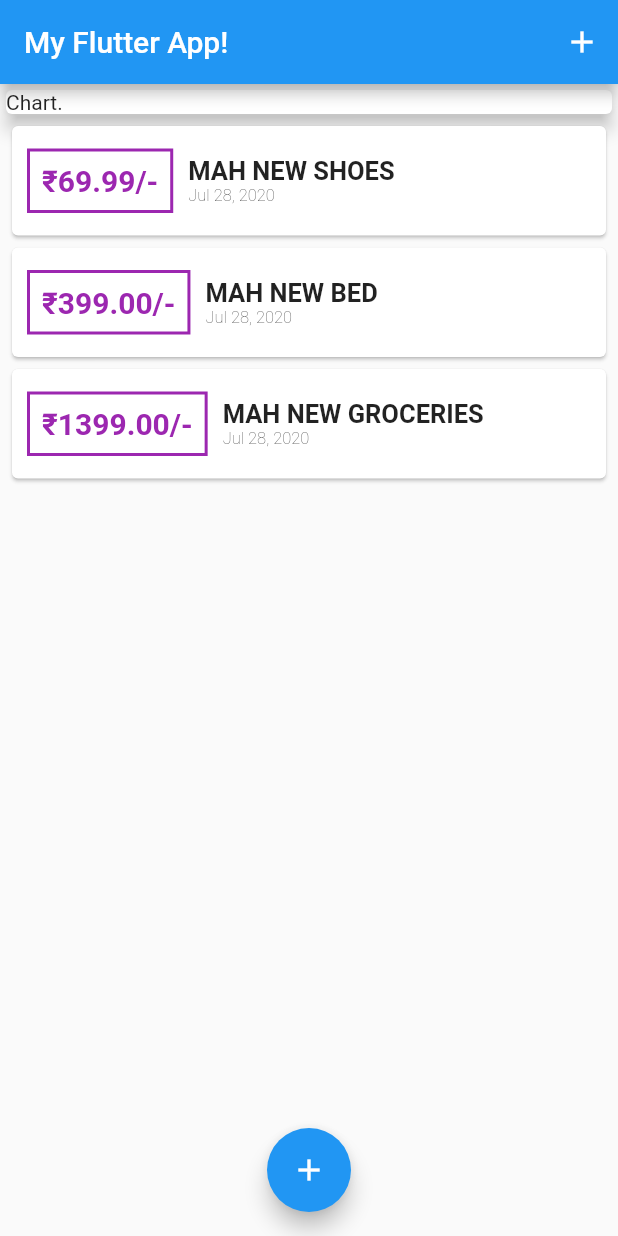
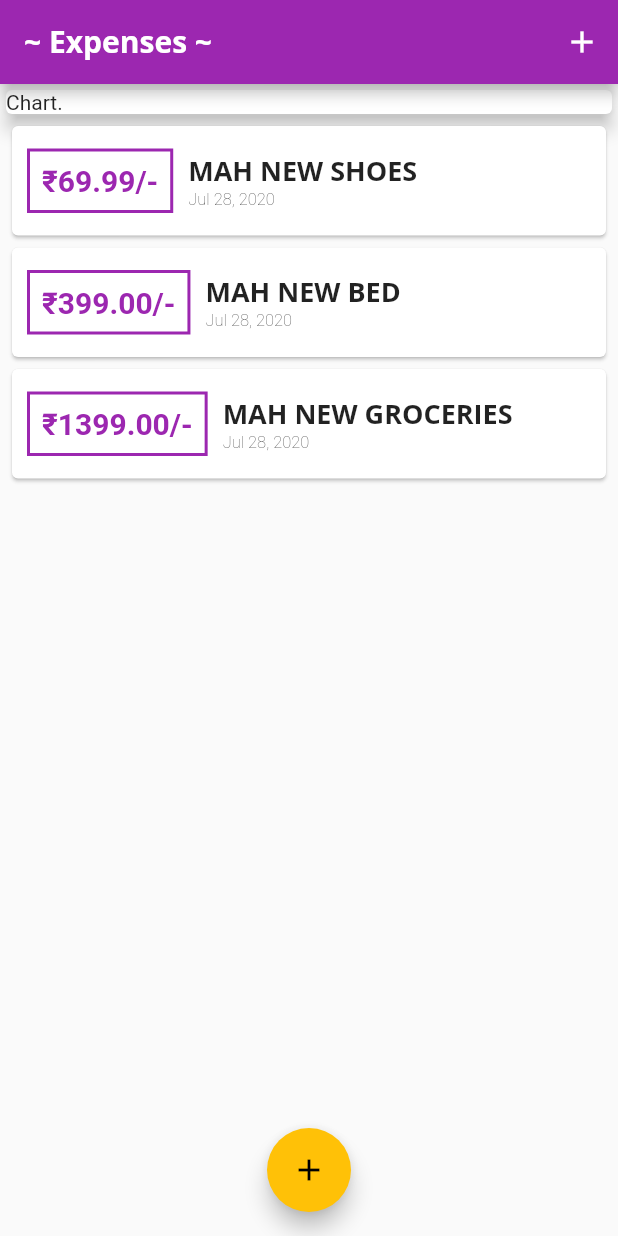
Before and after one commit to bh0mbalziyad/crispy-pancake, a Flutter app: the screen it shows after launch, on a phone screen of 412 x 824 dp. Run offline on Flutter 3.47's test engine with Material 2 defaults, Android fonts, the phone set to English and light mode, and no system bars.

Commit message:
Finished with adding custom fonts

```diff
--- a/lib/main.dart
+++ b/lib/main.dart
@@ -60,6 +60,25 @@ class _MyHomePageState extends State<MyHomePage> {
   @override
   Widget build(BuildContext context) {
     return MaterialApp(
+      title: 'My Flutter App!',
+      theme: ThemeData(
+        primarySwatch: Colors.purple,
+        accentColor: Colors.amber,
+        fontFamily: 'Quicksand',
+        textTheme: ThemeData.light().textTheme.copyWith(
+              title: TextStyle(
+                  fontFamily: 'OpenSans',
+                  fontSize: 18,
+                  fontWeight: FontWeight.bold),
+            ),
+        appBarTheme: AppBarTheme(
+            textTheme: ThemeData.light().textTheme.copyWith(
+                    title: TextStyle(
+                  fontFamily: 'OpenSans',
+                  fontWeight: FontWeight.bold,
+                  fontSize: 20,
+                ))),
+      ),
       home: Scaffold(
         appBar: AppBar(
           actions: [
@@ -69,7 +88,7 @@ class _MyHomePageState extends State<MyHomePage> {
               onPressed: () => _bringUpModal(context),
             )
           ],
-          title: Text('My Flutter App!'),
+          title: Text('~ Expenses ~'),
         ),
         body: SingleChildScrollView(
           child: Column(
--- a/lib/widgets/transaction_list.dart
+++ b/lib/widgets/transaction_list.dart
@@ -24,7 +24,7 @@ class TransactionList extends StatelessWidget {
                     padding: EdgeInsets.all(8),
                     decoration: BoxDecoration(
                         border: Border.all(
-                            color: Colors.purple,
+                            color: Theme.of(context).primaryColor,
                             width: 2,
                             style: BorderStyle.solid)),
                     child: Text(
@@ -32,7 +32,7 @@ class TransactionList extends StatelessWidget {
                       style: TextStyle(
                         fontWeight: FontWeight.bold,
                         fontSize: 20,
-                        color: Colors.purple,
+                        color: Theme.of(context).primaryColor,
                       ),
                     )),
                 Column(
@@ -40,10 +40,7 @@ class TransactionList extends StatelessWidget {
                   children: [
                     Text(
                       transactions[index].title,
-                      style: TextStyle(
-                        fontSize: 17,
-                        fontWeight: FontWeight.bold,
-                      ),
+                      style: Theme.of(context).textTheme.title,
                     ),
                     Text(
                       DateFormat.yMMMd().format(transactions[index].dateTime),
```
Also changed, not shown: lib/widgets/user_transactions.dart (deleted, +0 -49 lines), pubspec.yaml (+11 -6 lines), assets/fonts/OpenSans-Bold.ttf (added), assets/fonts/OpenSans-Regular.ttf (added), assets/fonts/Quicksand-Bold.ttf (added), assets/fonts/Quicksand-Light.ttf (added), assets/fonts/Quicksand-Medium.ttf (added), assets/fonts/Quicksand-Regular.ttf (added).
